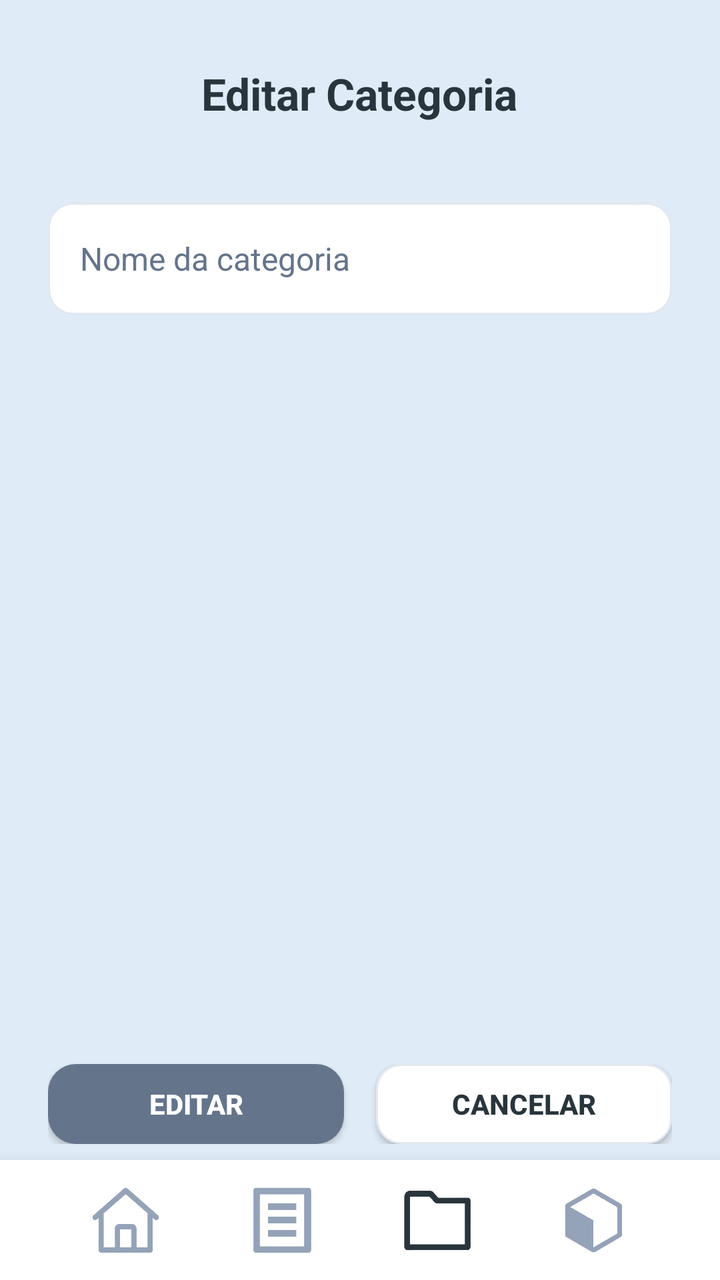
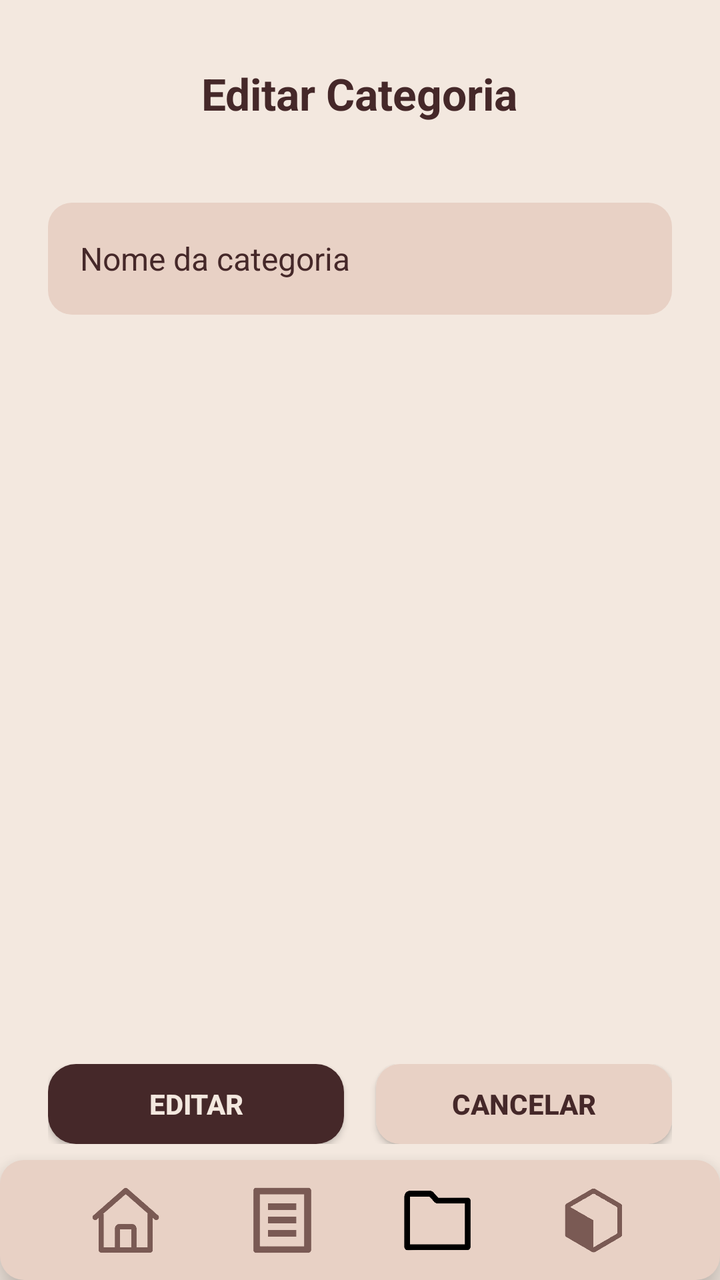

The first picture is an Android layout as it rendered before a commit; the second is the same layout after the commit. The layout source and the unified diff follow.
<!-- AndroidManifest.xml: application theme Theme.ListaCompras -->
<!-- res/layout/activity_categoria_editar.xml -->
<?xml version="1.0" encoding="utf-8"?>
<RelativeLayout xmlns:android="http://schemas.android.com/apk/res/android"
    xmlns:app="http://schemas.android.com/apk/res-auto"
    android:id="@+id/main"
    android:layout_width="match_parent"
    android:layout_height="match_parent"
    android:background="#DFEBF6">

    
    <TextView
        android:id="@+id/txtTituloEditar"
        android:layout_width="wrap_content"
        android:layout_height="wrap_content"
        android:text="Editar Categoria"
        android:textSize="22sp"
        android:textStyle="bold"
        android:textColor="#29353C"
        android:layout_centerHorizontal="true"
        android:layout_marginTop="32dp" />

    
    <LinearLayout
        android:id="@+id/containerCampo"
        android:layout_width="match_parent"
        android:layout_height="wrap_content"
        android:layout_below="@id/txtTituloEditar"
        android:paddingHorizontal="24dp"
        android:paddingTop="40dp">

        <EditText
            android:id="@+id/edtNomeCategoriaEditar"
            android:layout_width="match_parent"
            android:layout_height="56dp"
            android:hint="Nome da categoria"
            android:background="@drawable/card_secundario"
            android:padding="16dp"
            android:textColor="#29353C"
            android:textColorHint="#64748B"
            android:textSize="16sp" />
    </LinearLayout>

    
    <LinearLayout
        android:id="@+id/containerBotoesEditar"
        android:layout_width="match_parent"
        android:layout_height="wrap_content"
        android:orientation="horizontal"
        android:gravity="center"
        android:layout_above="@id/footer"
        android:paddingStart="24dp"
        android:paddingEnd="24dp"
        android:layout_marginBottom="8dp">

        
        <androidx.appcompat.widget.AppCompatButton
            android:id="@+id/btnSalvarEdicao"
            android:layout_width="0dp"
            android:layout_height="40dp"
            android:layout_weight="1"
            android:text="Editar"
            android:textColor="#FFFFFF"
            android:textStyle="bold"
            android:background="@drawable/card_principal"/>

        <Space
            android:layout_width="16dp"
            android:layout_height="0dp"/>

        
        <androidx.appcompat.widget.AppCompatButton
            android:id="@+id/btnCancelarEdicao"
            android:layout_width="0dp"
            android:layout_height="40dp"
            android:layout_weight="1"
            android:text="Cancelar"
            android:textStyle="bold"
            android:textColor="#29353C"
            android:background="@drawable/card_secundario"/>
    </LinearLayout>

    
    <LinearLayout
        android:id="@+id/footer"
        android:layout_width="match_parent"
        android:layout_height="60dp"
        android:layout_alignParentBottom="true"
        android:background="#FFFFFF"
        android:elevation="10dp"
        android:gravity="center"
        android:orientation="horizontal"
        android:paddingHorizontal="24dp">

        <ImageView
            android:id="@+id/iconHome"
            android:layout_width="36dp"
            android:layout_height="36dp"
            android:layout_weight="1"
            android:src="@drawable/ic_home"
            app:tint="#94A3B8"/>

        <ImageView
            android:id="@+id/iconListas"
            android:layout_width="36dp"
            android:layout_height="36dp"
            android:layout_weight="1"
            android:src="@drawable/ic_lista"
            app:tint="#94A3B8"/>

        <ImageView
            android:id="@+id/iconCategorias"
            android:layout_width="36dp"
            android:layout_height="36dp"
            android:layout_weight="1"
            android:src="@drawable/ic_pasta"
            app:tint="#29353C" />

        <ImageView
            android:id="@+id/iconProdutos"
            android:layout_width="36dp"
            android:layout_height="36dp"
            android:layout_weight="1"
            android:src="@drawable/ic_caixa"
            app:tint="#94A3B8"/>

    </LinearLayout>

</RelativeLayout>
<!-- resources referenced by this layout -->
<resources>
  <!-- drawable card_principal (drawable) -->
  <shape xmlns:android="http://schemas.android.com/apk/res/android">
      <solid android:color="#64748B"/>
      <corners android:radius="14dp"/>
  </shape>
  <!-- drawable card_secundario (drawable) -->
  <shape xmlns:android="http://schemas.android.com/apk/res/android">
      <solid android:color="#FFFFFF"/>
      <corners android:radius="12dp"/>
      <stroke android:width="1dp" android:color="#E2E8F0"/>
  </shape>
  <!-- drawable ic_caixa: png bitmap (drawable, 30803 bytes) -->
  <!-- drawable ic_home: png bitmap (drawable, 26750 bytes) -->
  <!-- drawable ic_lista: png bitmap (drawable, 12721 bytes) -->
  <!-- drawable ic_pasta: png bitmap (drawable, 12054 bytes) -->
  <style name="Theme.ListaCompras" parent="Base.Theme.ListaCompras" />
  <style name="Base.Theme.ListaCompras" parent="Theme.Material3.DayNight.NoActionBar">
          
          
      </style>
</resources>

<!-- the commit's change to res/layout/activity_categoria_editar.xml (unified diff, before → after) -->
@@ -4,7 +4,7 @@
     android:id="@+id/main"
     android:layout_width="match_parent"
     android:layout_height="match_parent"
-    android:background="#DFEBF6">
+    android:background="#F3E8DF">
 
     
     <TextView
@@ -14,7 +14,7 @@
         android:text="Editar Categoria"
         android:textSize="22sp"
         android:textStyle="bold"
-        android:textColor="#29353C"
+        android:textColor="#452829"
         android:layout_centerHorizontal="true"
         android:layout_marginTop="32dp" />
 
@@ -34,8 +34,8 @@
             android:hint="Nome da categoria"
             android:background="@drawable/card_secundario"
             android:padding="16dp"
-            android:textColor="#29353C"
-            android:textColorHint="#64748B"
+            android:textColor="#452829"
+            android:textColorHint="#452829"
             android:textSize="16sp" />
     </LinearLayout>
 
@@ -58,7 +58,7 @@
             android:layout_height="40dp"
             android:layout_weight="1"
             android:text="Editar"
-            android:textColor="#FFFFFF"
+            android:textColor="#F3E8DF"
             android:textStyle="bold"
             android:background="@drawable/card_principal"/>
 
@@ -74,7 +74,7 @@
             android:layout_weight="1"
             android:text="Cancelar"
             android:textStyle="bold"
-            android:textColor="#29353C"
+            android:textColor="#452829"
             android:background="@drawable/card_secundario"/>
     </LinearLayout>
 
@@ -84,7 +84,7 @@
         android:layout_width="match_parent"
         android:layout_height="60dp"
         android:layout_alignParentBottom="true"
-        android:background="#FFFFFF"
+        android:background="@drawable/card_secundario"
         android:elevation="10dp"
         android:gravity="center"
         android:orientation="horizontal"
@@ -96,7 +96,7 @@
             android:layout_height="36dp"
             android:layout_weight="1"
             android:src="@drawable/ic_home"
-            app:tint="#94A3B8"/>
+            app:tint="#7A5A54"/>
 
         <ImageView
             android:id="@+id/iconListas"
@@ -104,7 +104,7 @@
             android:layout_height="36dp"
             android:layout_weight="1"
             android:src="@drawable/ic_lista"
-            app:tint="#94A3B8"/>
+            app:tint="#7A5A54"/>
 
         <ImageView
             android:id="@+id/iconCategorias"
@@ -112,7 +112,7 @@
             android:layout_height="36dp"
             android:layout_weight="1"
             android:src="@drawable/ic_pasta"
-            app:tint="#29353C" />
+            app:tint="#000000" />
 
         <ImageView
             android:id="@+id/iconProdutos"
@@ -120,7 +120,7 @@
             android:layout_height="36dp"
             android:layout_weight="1"
             android:src="@drawable/ic_caixa"
-            app:tint="#94A3B8"/>
+            app:tint="#7A5A54"/>
 
     </LinearLayout>
 
<!-- resource entries referenced after the edit -->
@@ -2,14 +2,13 @@
 <resources>
   <!-- drawable card_principal (drawable) -->
   <shape xmlns:android="http://schemas.android.com/apk/res/android">
-      <solid android:color="#64748B"/>
+      <solid android:color="#452829"/>
       <corners android:radius="14dp"/>
   </shape>
   <!-- drawable card_secundario (drawable) -->
   <shape xmlns:android="http://schemas.android.com/apk/res/android">
-      <solid android:color="#FFFFFF"/>
-      <corners android:radius="12dp"/>
-      <stroke android:width="1dp" android:color="#E2E8F0"/>
+      <solid android:color="#E8D1C5"/>
+      <corners android:radius="12dp"/>/>
   </shape>
   <!-- drawable ic_caixa: png bitmap (drawable, 30803 bytes) -->
   <!-- drawable ic_home: png bitmap (drawable, 26750 bytes) -->
